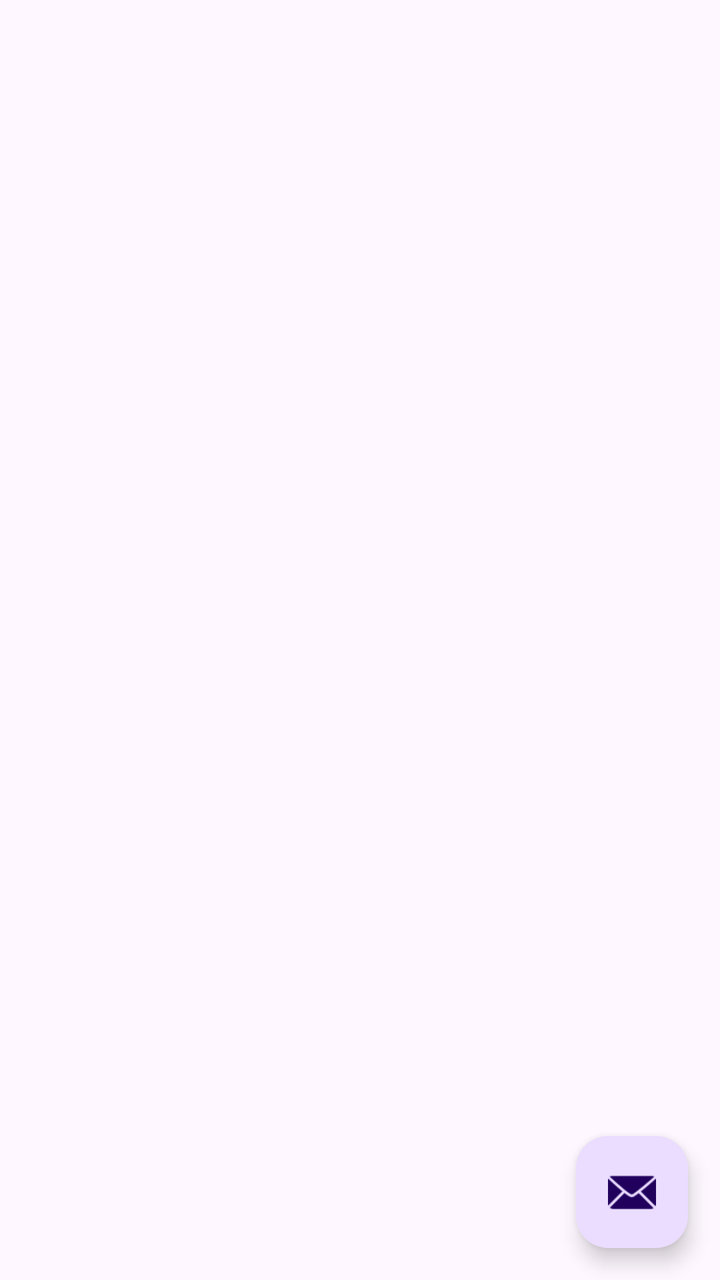
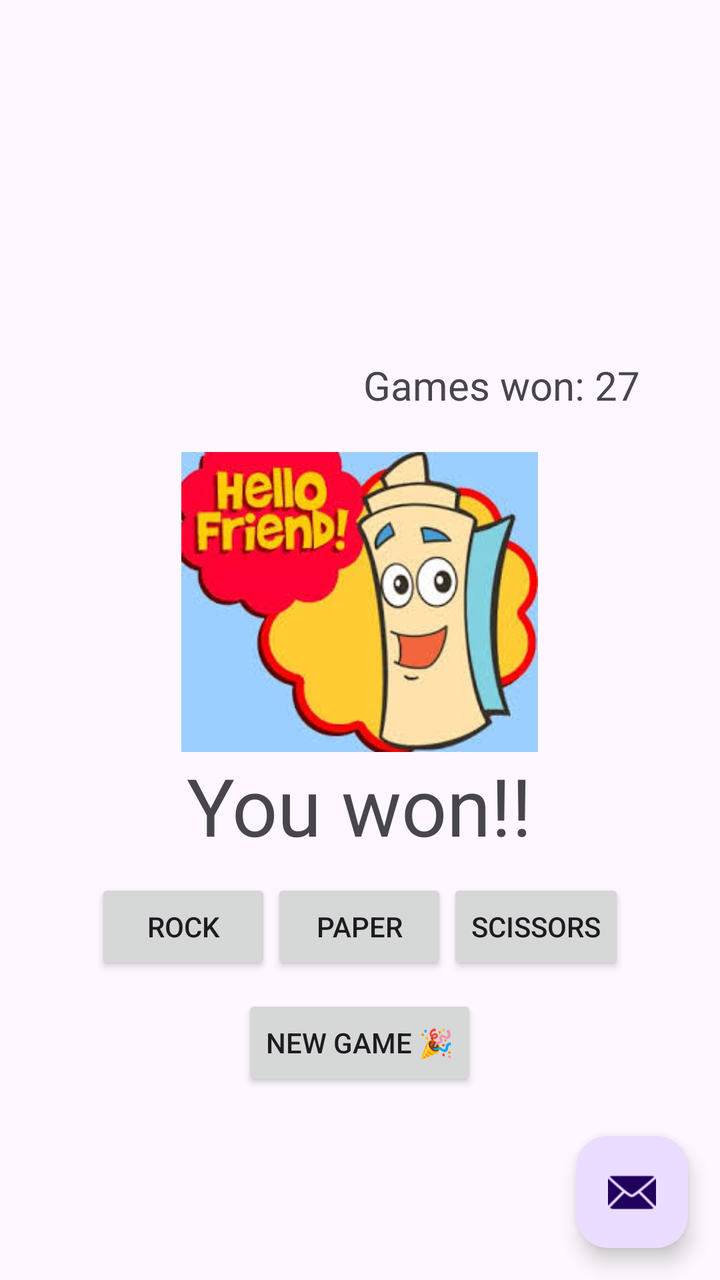

Before-and-after screenshots of an Android layout around one commit, followed by the original layout XML and the change that was made.
<!-- AndroidManifest.xml: activity theme Theme.RockPaperScissors -->
<!-- res/layout/activity_main.xml -->
<?xml version="1.0" encoding="utf-8"?>
<androidx.coordinatorlayout.widget.CoordinatorLayout xmlns:android="http://schemas.android.com/apk/res/android"
    xmlns:app="http://schemas.android.com/apk/res-auto"
    xmlns:tools="http://schemas.android.com/tools"
    android:layout_width="match_parent"
    android:layout_height="match_parent"
    android:fitsSystemWindows="true"
    tools:context=".MainActivity">

    <com.google.android.material.appbar.AppBarLayout
        android:layout_width="match_parent"
        android:layout_height="wrap_content"
        android:fitsSystemWindows="true">

        <com.google.android.material.appbar.MaterialToolbar
            android:id="@+id/toolbar"
            android:layout_width="match_parent"
            android:layout_height="?attr/actionBarSize" />

    </com.google.android.material.appbar.AppBarLayout>

    <include layout="@layout/content_main" />

    <com.google.android.material.floatingactionbutton.FloatingActionButton
        android:id="@+id/fab"
        android:layout_width="wrap_content"
        android:layout_height="wrap_content"
        android:layout_gravity="bottom|end"
        android:layout_marginEnd="@dimen/fab_margin"
        android:layout_marginBottom="16dp"
        app:srcCompat="@android:drawable/ic_dialog_email" />

</androidx.coordinatorlayout.widget.CoordinatorLayout>
<!-- res/layout/content_main.xml (included above) -->
<?xml version="1.0" encoding="utf-8"?>
<androidx.constraintlayout.widget.ConstraintLayout xmlns:android="http://schemas.android.com/apk/res/android"
    xmlns:app="http://schemas.android.com/apk/res-auto"
    android:layout_width="match_parent"
    android:layout_height="match_parent"
    app:layout_behavior="@string/appbar_scrolling_view_behavior">


</androidx.constraintlayout.widget.ConstraintLayout>
<!-- resources referenced by this layout -->
<resources>
  <dimen name="fab_margin">16dp</dimen>
  <style name="Theme.RockPaperScissors" parent="Base.Theme.RockPaperScissors" />
  <style name="Base.Theme.RockPaperScissors" parent="Theme.Material3.DayNight.NoActionBar">
          
          
      </style>
</resources>

<!-- the commit's change to res/layout/activity_main.xml (unified diff, before → after) -->
@@ -19,7 +19,7 @@
 
     </com.google.android.material.appbar.AppBarLayout>
 
-    <include layout="@layout/content_main" />
+    <include layout="@layout/content_main"  android:id="@+id/content_main"/>
 
     <com.google.android.material.floatingactionbutton.FloatingActionButton
         android:id="@+id/fab"
@@ -37,7 +37,76 @@
     xmlns:app="http://schemas.android.com/apk/res-auto"
     android:layout_width="match_parent"
     android:layout_height="match_parent"
+    android:id="@+id/content_main"
     app:layout_behavior="@string/appbar_scrolling_view_behavior">
 
+    <LinearLayout
+        android:layout_width="match_parent"
+        android:layout_height="wrap_content"
+        android:gravity="center"
+        android:orientation="vertical"
+        android:padding="20dp"
+        app:layout_constraintBottom_toBottomOf="parent"
+        app:layout_constraintTop_toTopOf="parent">
+        <LinearLayout
+            android:layout_width="match_parent"
+            android:layout_height="wrap_content"
+            android:orientation="horizontal"
+            android:gravity="end">
+            <TextView
+                android:layout_width="wrap_content"
+                android:layout_height="wrap_content"
+                android:text="Games won: 27"
+                android:textSize="20dp"
+                android:padding="20dp"/>
+        </LinearLayout>
 
+        <ImageView
+            android:id="@+id/image"
+            android:layout_width="wrap_content"
+            android:layout_height="150dp"
+            app:layout_constraintDimensionRatio="W,16:9"
+            android:src="@drawable/paper"/>
+
+        <TextView
+            android:id="@+id/winner_text"
+            android:layout_width="wrap_content"
+            android:layout_height="wrap_content"
+            android:text="You won!!"
+            android:textSize="40dp"/>
+
+
+        <LinearLayout
+            android:layout_width="match_parent"
+            android:layout_height="wrap_content"
+            android:gravity="center"
+            android:orientation="horizontal"
+            android:padding="10dp"
+            app:layout_constraintEnd_toEndOf="parent"
+            app:layout_constraintStart_toStartOf="parent"
+            app:layout_constraintTop_toTopOf="parent">
+
+            <Button
+                android:id="@+id/Rock"
+                android:layout_width="wrap_content"
+                android:layout_height="wrap_content"
+                android:text="Rock" />
+
+            <Button
+                android:id="@+id/Paper"
+                android:layout_width="wrap_content"
+                android:layout_height="wrap_content"
+                android:text="Paper" />
+
+            <Button
+                android:id="@+id/Scissors"
+                android:layout_width="wrap_content"
+                android:layout_height="wrap_content"
+                android:text="Scissors" />
+        </LinearLayout>
+        <Button
+            android:layout_width="wrap_content"
+            android:layout_height="wrap_content"
+            android:text="New Game 🎉"/>
+    </LinearLayout>
 </androidx.constraintlayout.widget.ConstraintLayout>
<!-- resource entries referenced after the edit -->
@@ -1,6 +1,7 @@
 <!-- resources referenced by this layout -->
 <resources>
   <dimen name="fab_margin">16dp</dimen>
+  <!-- drawable paper: jpeg bitmap (drawable, 13291 bytes) -->
   <style name="Theme.RockPaperScissors" parent="Base.Theme.RockPaperScissors" />
   <style name="Base.Theme.RockPaperScissors" parent="Theme.Material3.DayNight.NoActionBar">
           
